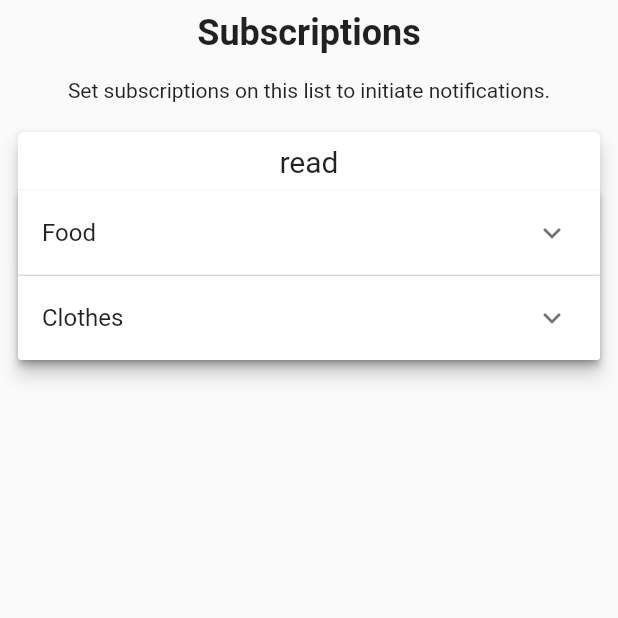
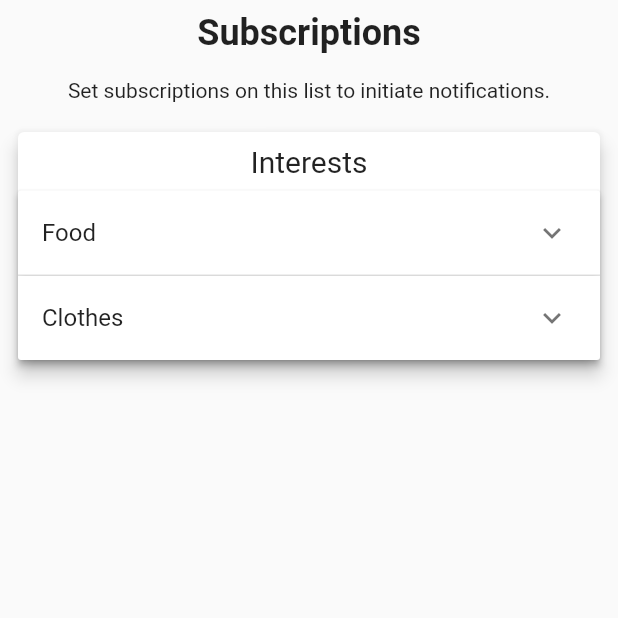
Before and after one commit to Your-Noti/mobile, a Flutter app: the screen it shows after launch, on a phone screen of 412 x 824 dp, the top half of it. Run offline on Flutter 3.47's test engine with Material 2 defaults, Android fonts, the phone set to English and light mode, and no system bars; our stand-ins replace easy_localization, firebase_auth, firebase_core, flutter_svg, google_sign_in, permission_handler; missing offline and left inert: localstore; accounts and stored records are empty.

Commit message:
update list of subscriptions

```diff
--- a/lib/screens/subscriptions/components/body.dart
+++ b/lib/screens/subscriptions/components/body.dart
@@ -6,11 +6,17 @@ import 'package:notification/interface/subscription.dart';
 List<Subscription> generateItems() {
   List<Subscription> subscriptions = [
     Subscription(category: 'Food', type: {
-      "newShop": true,
       "sales": false,
+      "updateMenu": false,
+      "openNewPlace": false,
+      "openNewBranch": false
     }),
     Subscription(category: 'Clothes', type: {
-      "newShop": false,
+      "sales": false,
+      "newCollection": false,
+      "oldCollection": false,
+      "openNewPlace": false,
+      "openNewBranch": false
     })
   ];
 
@@ -33,7 +39,7 @@ class _BodyState extends State<Body> {
       child: ListView(
         children: [
           Header(),
-          SubscriptionCard(title: "read", subscriptions: subscriptions)
+          SubscriptionCard(title: "subscriptionTitle", subscriptions: subscriptions)
         ],
       ),
     );
--- a/lib/screens/subscriptions/components/switch_item.dart
+++ b/lib/screens/subscriptions/components/switch_item.dart
@@ -30,6 +30,8 @@ class _SwitchItemState extends State<SwitchItem> {
   @override
   Widget build(BuildContext context) {
     return SwitchListTile(
-        title: Text(widget.title).tr(), value: isTurnOn, onChanged: handle);
+        title: Text('subscription.${widget.title}').tr(),
+        value: isTurnOn,
+        onChanged: handle);
   }
 }
```
Also changed, not shown: lib/main.dart (+8 -10 lines), lib/screens/subscriptions/components/card.dart (+18 -1 lines), resources/langs/en.json (+13 -5 lines), resources/langs/ru.json (+13 -6 lines), resources/langs/uk.json (+13 -5 lines), lib/generated/locale_keys.g.dart.
